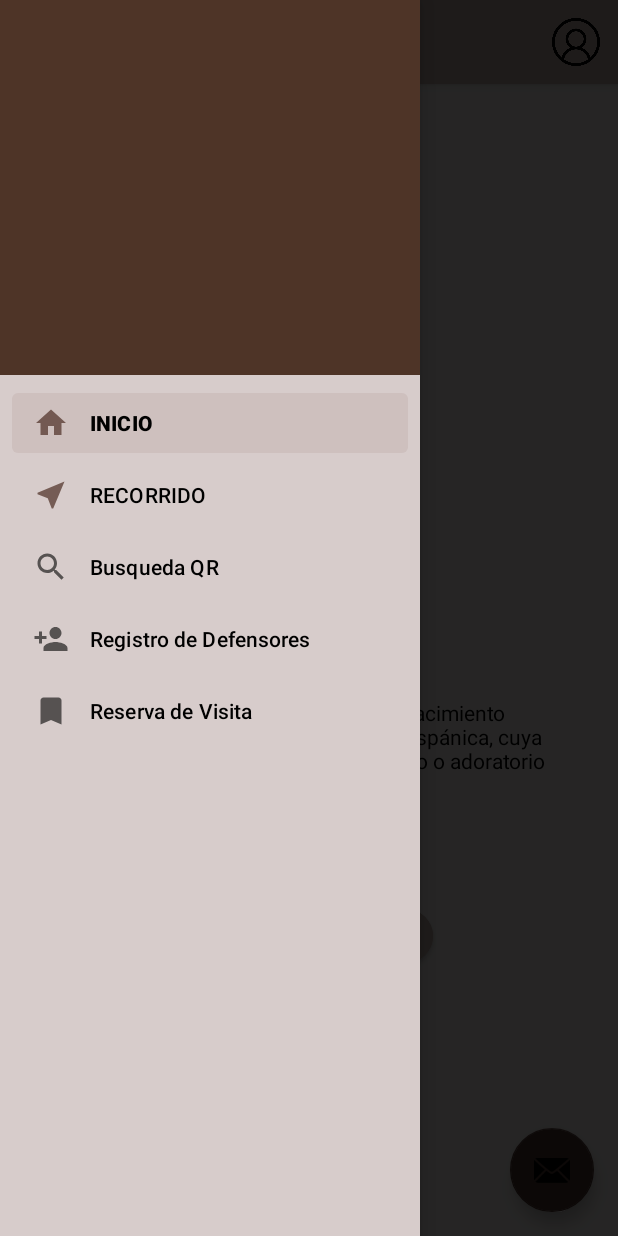
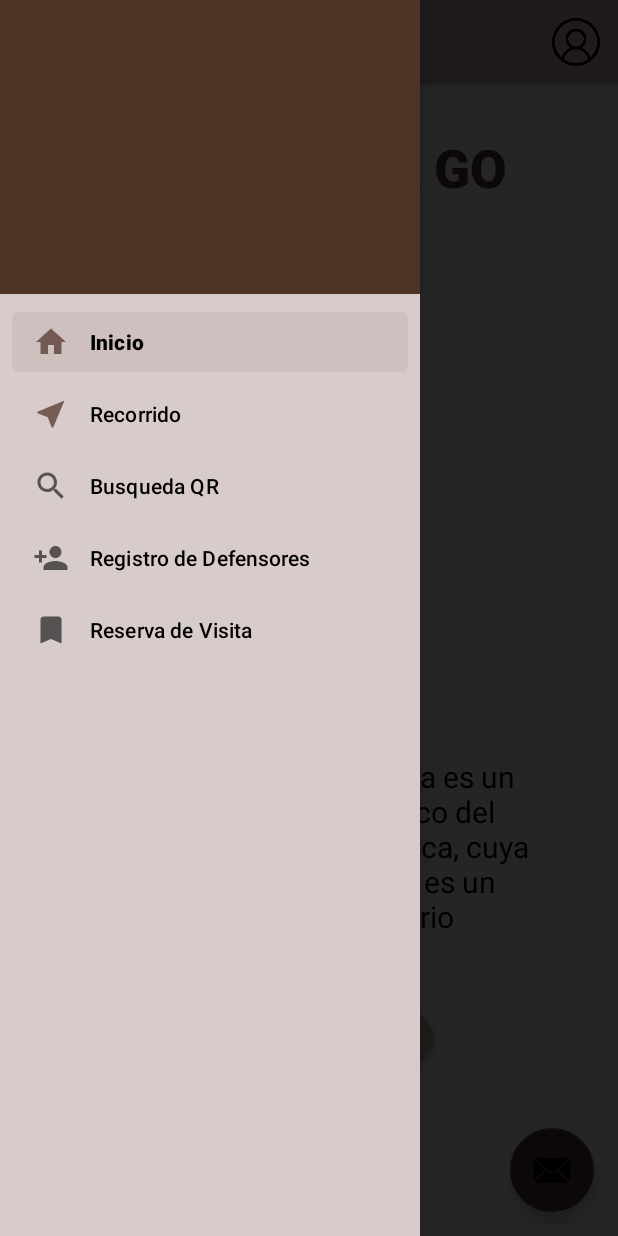
Before and after one commit to YERIC10/wariwilcago, an Android app: the screen it shows after launch (MainActivity), with the side drawer open, on a phone screen of 412 x 824 dp. Run offline under Robolectric (Android 15) with nearby library versions, the phone set to English and light mode, and no system bars; our stand-ins replace AdMob, Firebase (no records; nobody signed in at launch, a user with empty details on screens opened directly), navigation-ui; libraries missing offline, so code that uses them is left out: com.pierfrancescosoffritti.androidyoutubeplayer; 3 statements that could not run were skipped.

Commit message:
Proyecto 100%

```diff
--- a/app/build.gradle
+++ b/app/build.gradle
@@ -53,8 +53,9 @@ dependencies {
     implementation 'androidx.navigation:navigation-ui:2.3.5'
 
     implementation 'androidx.legacy:legacy-support-v4:1.0.0'
+    //YOUTUBE
     implementation 'com.pierfrancescosoffritti.androidyoutubeplayer:core:8.0.1'
-
+    //FIREBASE-GMAIL
     implementation 'com.google.firebase:firebase-auth:21.0.1'
     implementation 'com.google.android.gms:play-services-auth:19.0.0'
     implementation 'androidx.legacy:legacy-support-v4:1.0.0'
--- /dev/null
+++ b/app/src/main/java/com/example/wariwilca_go/util/Strings.kt
@@ -0,0 +1,6 @@
+package com.example.wariwilca_go.util
+
+object Strings {
+	const val EMAIL = "congreso2021app@gmail.com"
+	const val PASSWORD = "congreso123"
+}
--- a/app/src/main/res/layout/activity_splash_inicio.xml
+++ b/app/src/main/res/layout/activity_splash_inicio.xml
@@ -7,8 +7,7 @@
     android:layout_height="match_parent"
     tools:context=".Splash_Inicio"
     android:background="@color/white"
-    android:padding="20dp"
-    >
+    android:padding="20dp">
 
     <ImageView
         android:id="@+id/imageView2"
--- a/app/src/main/res/layout/app_bar_main.xml
+++ b/app/src/main/res/layout/app_bar_main.xml
@@ -7,6 +7,7 @@
     tools:context=".MainActivity">
 
     <com.google.android.material.appbar.AppBarLayout
+        android:id="@+id/appBarLayout"
         android:layout_width="match_parent"
         android:layout_height="wrap_content"
         android:theme="@style/Theme.WARIWILCA_GO.AppBarOverlay">
--- a/app/src/main/res/layout/fragment_busqueda.xml
+++ b/app/src/main/res/layout/fragment_busqueda.xml
@@ -4,7 +4,7 @@
     android:layout_width="match_parent"
     android:layout_height="match_parent"
     android:orientation="vertical"
-    android:background="@color/lightColor"
+    android:background="@color/Brow100"
     tools:context=".ui.qr.BusquedaFragment">
     <TextView
         android:layout_width="wrap_content"
--- a/app/src/main/res/layout/fragment_defensores.xml
+++ b/app/src/main/res/layout/fragment_defensores.xml
@@ -7,7 +7,7 @@
     android:layout_height="match_parent"
     android:orientation="vertical"
     tools:context=".ui.defensores.DefensoresFragment"
-    android:background="@color/lightColor"
+    android:background="@color/Brow100"
     android:padding="@dimen/activity_vertical_margin">
 
     <!-- TODO: Update blank fragment layout -->
--- a/app/src/main/res/layout/fragment_visita.xml
+++ b/app/src/main/res/layout/fragment_visita.xml
@@ -5,7 +5,7 @@
     android:layout_height="match_parent"
     android:orientation="vertical"
     tools:context=".ui.visita.VisitaFragment"
-    android:background="@color/lightColor"
+    android:background="@color/Brow100"
     android:padding="@dimen/activity_vertical_margin">
 
     <ScrollView
--- a/app/src/main/res/layout/nav_header_main.xml
+++ b/app/src/main/res/layout/nav_header_main.xml
@@ -1,10 +1,9 @@
 <?xml version="1.0" encoding="utf-8"?>
-<LinearLayout xmlns:android="http://schemas.android.com/apk/res/android"
+<androidx.constraintlayout.widget.ConstraintLayout xmlns:android="http://schemas.android.com/apk/res/android"
     xmlns:app="http://schemas.android.com/apk/res-auto"
     android:layout_width="match_parent"
-    android:layout_height="250dp"
+    android:layout_height="wrap_content"
     android:background="@color/Brow800"
-    android:gravity="bottom"
     android:orientation="vertical"
     android:paddingLeft="@dimen/activity_horizontal_margin"
     android:paddingTop="@dimen/activity_vertical_margin"
@@ -17,10 +16,14 @@
         android:layout_width="wrap_content"
         android:layout_height="wrap_content"
         android:contentDescription="@string/nav_header_desc"
-        android:paddingTop="@dimen/nav_header_vertical_spacing"
-        app:shapeAppearanceOverlay="@style/ShapeAppearance.Circular"
-        app:srcCompat="@mipmap/ic_launcher_round"
-        android:visibility="invisible"/>
+        android:visibility="invisible"
+        app:layout_constraintBottom_toBottomOf="parent"
+        app:layout_constraintEnd_toEndOf="parent"
+        app:layout_constraintHorizontal_bias="0.0"
+        app:layout_constraintStart_toStartOf="parent"
+        app:layout_constraintTop_toTopOf="parent"
+        app:layout_constraintVertical_bias="0.282"
+        app:srcCompat="@mipmap/ic_launcher_round" />
 
     <TextView
         android:id="@+id/userName"
@@ -28,11 +31,21 @@
         android:layout_height="wrap_content"
         android:paddingTop="@dimen/nav_header_vertical_spacing"
         android:textAppearance="@style/TextAppearance.AppCompat.Body1"
-        android:visibility="invisible"/>
+        android:visibility="invisible"
+        app:layout_constraintBottom_toBottomOf="parent"
+        app:layout_constraintEnd_toEndOf="parent"
+        app:layout_constraintHorizontal_bias="0.0"
+        app:layout_constraintStart_toStartOf="parent"
+        app:layout_constraintTop_toBottomOf="@+id/userFoto" />
 
     <TextView
         android:id="@+id/userEmail"
         android:layout_width="wrap_content"
         android:layout_height="wrap_content"
-        android:visibility="invisible" />
-</LinearLayout>
+        android:visibility="invisible"
+        app:layout_constraintBottom_toBottomOf="parent"
+        app:layout_constraintEnd_toEndOf="parent"
+        app:layout_constraintHorizontal_bias="0.0"
+        app:layout_constraintStart_toStartOf="parent"
+        app:layout_constraintTop_toBottomOf="@+id/userName" />
+</androidx.constraintlayout.widget.ConstraintLayout>
--- a/app/src/main/res/values/strings.xml
+++ b/app/src/main/res/values/strings.xml
@@ -6,18 +6,13 @@
     <string name="nav_header_subtitle">android.studio@android.com</string>
     <string name="nav_header_desc">Navigation header</string>
     <string name="action_settings">Settings</string>
-
-    //RECORRIDO
-    <string name="menu_home">INICIO</string>
-    <string name="menu_busqueda">BUSQUEDA QR</string>
-    <string name="menu_recorrido">RECORRIDO</string>
-    <string name="menu_registrar">REGISTRO DEFENSOPRES</string>
-    <string name="menu_reserva">RESERVA</string>
     //ITEMS
-    <string name="menu_home">Home</string>
+    <string name="menu_home">Inicio</string>
+    <string name="menu_recorrido">Recorrido</string>
     <string name="res_visita">Reserva de Visita</string>
     <string name="reg_defensores">Registro de Defensores</string>
     <string name="busqueda_QR">Busqueda QR</string>
     <string name="hello_blank_fragment">Hello blank fragment</string>
     <string name="banner_ad_unit_id">ca-app-pub-3940256099942544/6300978111</string>
+    <string name="infoWari">Wuarihuilca o Wari-Willka es un yacimiento arqueológico del Perú, de la era prehispánica, cuya construcción principal es un santuario o adoratorio</string>
 </resources>
```
Also changed, not shown: app/src/main/java/com/example/wariwilca_go/qrscanner.java (added, +113 -0 lines), app/src/main/java/com/example/wariwilca_go/ui/defensores/DefensoresFragment.java (+0 -10 lines), app/src/main/java/com/example/wariwilca_go/ui/home/HomeFragment.java (+10 -5 lines), app/src/main/java/com/example/wariwilca_go/util/JavaMailAPI.java (added, +97 -0 lines), app/src/main/res/layout/fragment_home.xml (+21 -9 lines).
